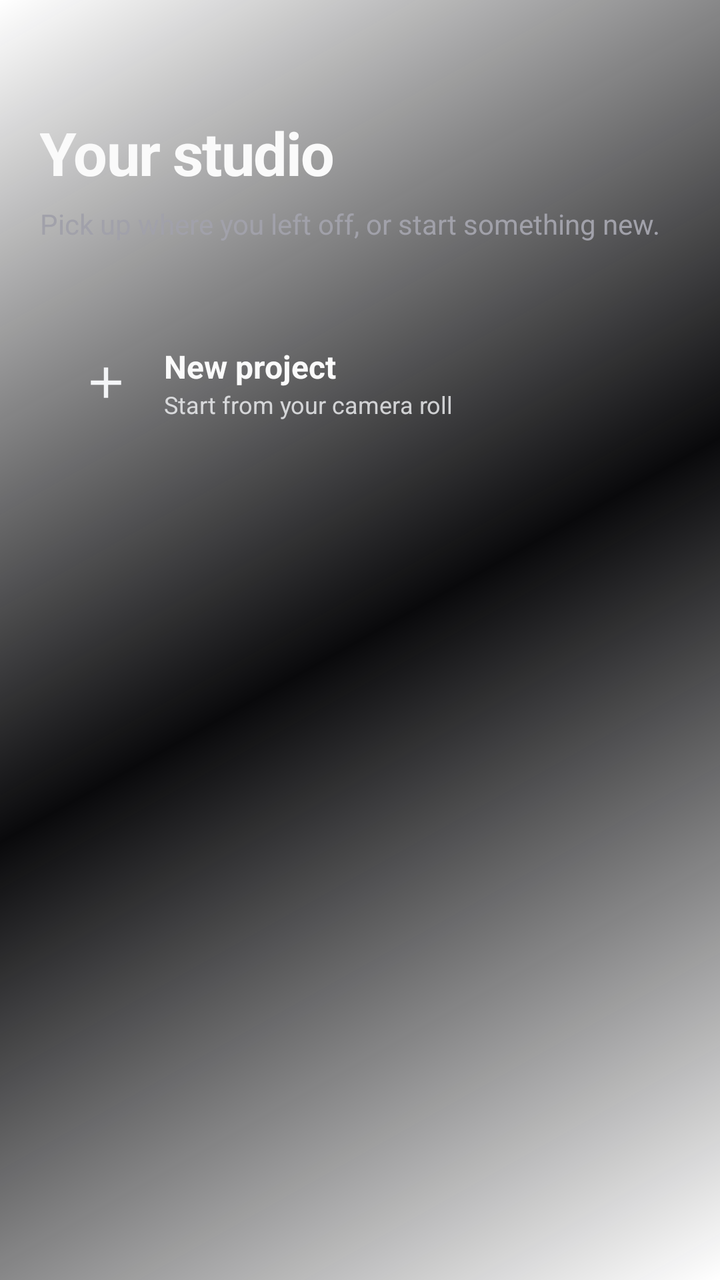
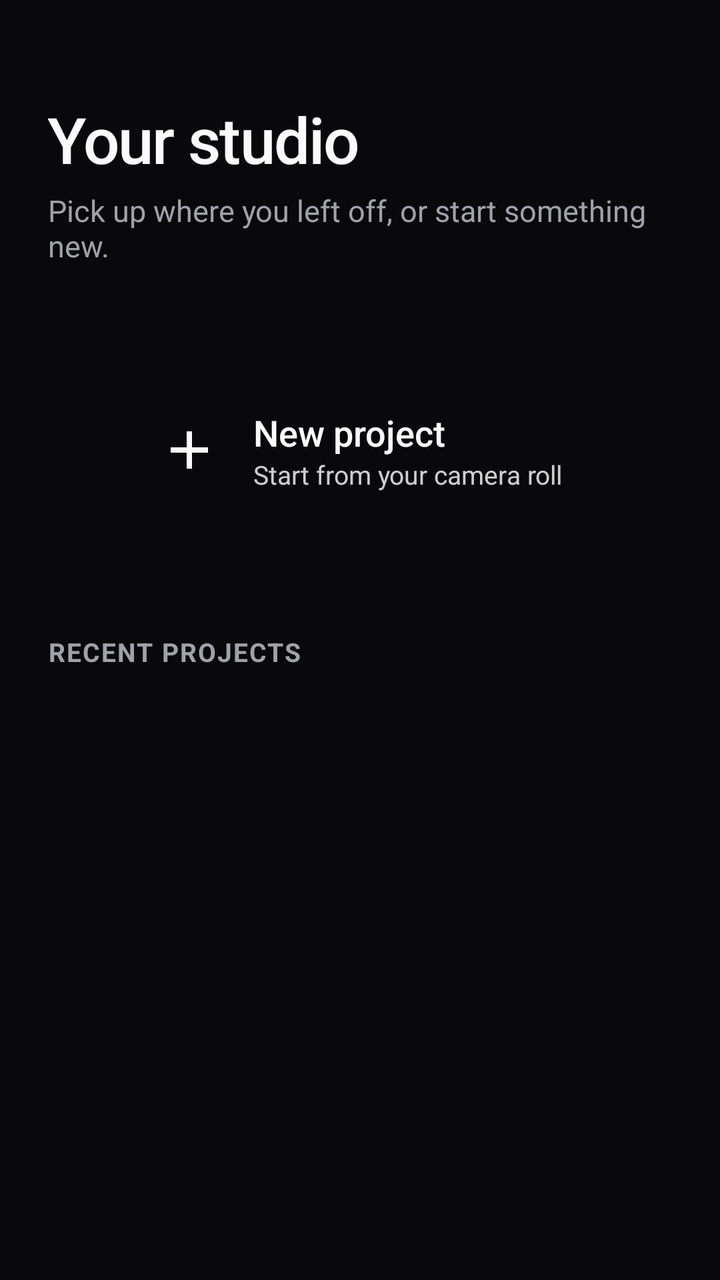

An Android layout rendered at two revisions. The XML below is the earlier revision; the diff shows what the commit changed to produce the second picture.
<!-- AndroidManifest.xml: application theme Theme.Montage -->
<!-- res/layout/activity_home.xml -->
<?xml version="1.0" encoding="utf-8"?>
<LinearLayout xmlns:android="http://schemas.android.com/apk/res/android"
    android:layout_width="match_parent"
    android:layout_height="match_parent"
    android:orientation="vertical"
    android:paddingStart="@dimen/page_margin"
    android:paddingEnd="@dimen/page_margin"
    android:paddingTop="56dp">

    <TextView
        android:id="@+id/headline"
        android:layout_width="wrap_content"
        android:layout_height="wrap_content"
        android:text="@string/home_headline"
        android:textColor="@color/text_primary"
        android:textSize="30sp"
        android:letterSpacing="-0.02"
        android:textStyle="bold" />

    <TextView
        android:layout_width="wrap_content"
        android:layout_height="wrap_content"
        android:layout_marginTop="6dp"
        android:text="@string/home_subline"
        android:textColor="@color/text_secondary"
        android:textSize="14sp" />

    <LinearLayout
        android:id="@+id/createCard"
        android:layout_width="match_parent"
        android:layout_height="84dp"
        android:layout_marginTop="28dp"
        android:orientation="horizontal"
        android:gravity="center_vertical"
        android:paddingStart="20dp"
        android:background="@drawable/bg_create_card"
        android:foreground="?android:attr/selectableItemBackground">

        <ImageView
            android:layout_width="26dp"
            android:layout_height="26dp"
            android:src="@drawable/ic_add"
            android:contentDescription="@string/create_project" />

        <LinearLayout
            android:layout_width="wrap_content"
            android:layout_height="wrap_content"
            android:orientation="vertical"
            android:layout_marginStart="16dp">

            <TextView
                android:layout_width="wrap_content"
                android:layout_height="wrap_content"
                android:text="@string/create_project"
                android:textColor="@color/text_primary"
                android:textSize="16sp"
                android:textStyle="bold" />

            <TextView
                android:layout_width="wrap_content"
                android:layout_height="wrap_content"
                android:text="@string/create_project_hint"
                android:textColor="#CCF4F5F7"
                android:textSize="12sp" />
        </LinearLayout>
    </LinearLayout>

    <TextView
        android:id="@+id/emptyHint"
        android:layout_width="wrap_content"
        android:layout_height="wrap_content"
        android:layout_marginTop="40dp"
        android:layout_gravity="center_horizontal"
        android:text="@string/empty_projects"
        android:textColor="@color/text_tertiary"
        android:textSize="13sp"
        android:visibility="gone" />

    <GridView
        android:id="@+id/projectGrid"
        android:layout_width="match_parent"
        android:layout_height="0dp"
        android:layout_weight="1"
        android:layout_marginTop="24dp"
        android:numColumns="2"
        android:verticalSpacing="4dp"
        android:horizontalSpacing="4dp"
        android:stretchMode="columnWidth"
        android:clipToPadding="false"
        android:paddingBottom="24dp" />
</LinearLayout>
<!-- resources referenced by this layout -->
<resources>
  <color name="text_primary">#FFFAFAFA</color>
  <color name="text_secondary">#FFA1A1AA</color>
  <color name="text_tertiary">#FF71717A</color>
  <dimen name="page_margin">20dp</dimen>
  <!-- drawable bg_create_card (drawable) -->
  <?xml version="1.0" encoding="utf-8"?>
  <shape xmlns:android="http://schemas.android.com/apk/res/android"
         android:shape="rectangle">
      <gradient
          android:type="linear"
          android:angle="135"
          android:startColor="@color/accent_deep"
          android:endColor="@color/violet" />
      <corners android:radius="18dp" />
  </shape>
  <!-- drawable ic_add (drawable) -->
  <vector xmlns:android="http://schemas.android.com/apk/res/android"
      android:width="24dp" android:height="24dp"
      android:viewportWidth="24" android:viewportHeight="24">
      <path android:fillColor="#F4F5F7"
          android:pathData="M11,5h2v6h6v2h-6v6h-2v-6H5v-2h6z" />
  </vector>
  <string name="create_project">New project</string>
  <string name="create_project_hint">Start from your camera roll</string>
  <string name="empty_projects">No projects yet — your edits will live here.</string>
  <string name="home_headline">Your studio</string>
  <string name="home_subline">Pick up where you left off, or start something new.</string>
  <style name="Theme.Montage" parent="android:Theme.Material.NoActionBar">
          <item name="android:windowBackground">@drawable/bg_ambient</item>
          <item name="android:statusBarColor">@android:color/transparent</item>
          <item name="android:navigationBarColor">@color/ink</item>
          <item name="android:windowLightStatusBar">false</item>
          <item name="android:windowDrawsSystemBarBackgrounds">true</item>
          <item name="android:windowActivityTransitions">true</item>
          <item name="android:colorAccent">@color/accent</item>
      </style>
  <!-- drawable bg_ambient (drawable) -->
  <?xml version="1.0" encoding="utf-8"?>
  <shape xmlns:android="http://schemas.android.com/apk/res/android"
         android:shape="rectangle">
      <gradient
          android:type="linear"
          android:angle="315"
          android:startColor="@color/aurora_c"
          android:centerColor="@color/ink"
          android:endColor="@color/aurora_b" />
  </shape>
  <color name="ink">#FF09090B</color>
  <color name="accent">#FF3B82F6</color>
</resources>

<!-- the commit's change to res/layout/activity_home.xml (unified diff, before → after) -->
@@ -1,91 +1,108 @@
 <?xml version="1.0" encoding="utf-8"?>
-<LinearLayout xmlns:android="http://schemas.android.com/apk/res/android"
+<FrameLayout xmlns:android="http://schemas.android.com/apk/res/android"
     android:layout_width="match_parent"
     android:layout_height="match_parent"
-    android:orientation="vertical"
-    android:paddingStart="@dimen/page_margin"
-    android:paddingEnd="@dimen/page_margin"
-    android:paddingTop="56dp">
-
-    <TextView
-        android:id="@+id/headline"
-        android:layout_width="wrap_content"
-        android:layout_height="wrap_content"
-        android:text="@string/home_headline"
-        android:textColor="@color/text_primary"
-        android:textSize="30sp"
-        android:letterSpacing="-0.02"
-        android:textStyle="bold" />
-
-    <TextView
-        android:layout_width="wrap_content"
-        android:layout_height="wrap_content"
-        android:layout_marginTop="6dp"
-        android:text="@string/home_subline"
-        android:textColor="@color/text_secondary"
-        android:textSize="14sp" />
+    android:background="@color/bg_app">
 
     <LinearLayout
-        android:id="@+id/createCard"
         android:layout_width="match_parent"
-        android:layout_height="84dp"
-        android:layout_marginTop="28dp"
-        android:orientation="horizontal"
-        android:gravity="center_vertical"
-        android:paddingStart="20dp"
-        android:background="@drawable/bg_create_card"
-        android:foreground="?android:attr/selectableItemBackground">
+        android:layout_height="match_parent"
+        android:orientation="vertical"
+        android:paddingStart="24dp"
+        android:paddingEnd="24dp"
+        android:paddingTop="48dp">
 
-        <ImageView
-            android:layout_width="26dp"
-            android:layout_height="26dp"
-            android:src="@drawable/ic_add"
-            android:contentDescription="@string/create_project" />
+        <TextView
+            android:id="@+id/headline"
+            android:layout_width="wrap_content"
+            android:layout_height="wrap_content"
+            android:text="@string/home_headline"
+            android:textColor="@color/text_primary"
+            android:textSize="32sp"
+            android:fontFamily="sans-serif-medium"
+            android:letterSpacing="-0.02" />
+
+        <TextView
+            android:layout_width="wrap_content"
+            android:layout_height="wrap_content"
+            android:layout_marginTop="4dp"
+            android:text="@string/home_subline"
+            android:textColor="@color/text_secondary"
+            android:textSize="15sp" />
 
         <LinearLayout
+            android:id="@+id/createCard"
+            android:layout_width="match_parent"
+            android:layout_height="120dp"
+            android:layout_marginTop="32dp"
+            android:orientation="horizontal"
+            android:gravity="center"
+            android:background="@drawable/bg_create_hero"
+            android:foreground="?android:attr/selectableItemBackground">
+
+            <ImageView
+                android:layout_width="32dp"
+                android:layout_height="32dp"
+                android:src="@drawable/ic_add"
+                android:tint="@color/text_primary"
+                android:contentDescription="@string/create_project" />
+
+            <LinearLayout
+                android:layout_width="wrap_content"
+                android:layout_height="wrap_content"
+                android:orientation="vertical"
+                android:layout_marginStart="16dp">
+
+                <TextView
+                    android:layout_width="wrap_content"
+                    android:layout_height="wrap_content"
+                    android:text="@string/create_project"
+                    android:textColor="@color/text_primary"
+                    android:textSize="18sp"
+                    android:fontFamily="sans-serif-medium" />
+
+                <TextView
+                    android:layout_width="wrap_content"
+                    android:layout_height="wrap_content"
+                    android:text="@string/create_project_hint"
+                    android:textColor="#CCFFFFFF"
+                    android:textSize="13sp" />
+            </LinearLayout>
+        </LinearLayout>
+
+        <TextView
             android:layout_width="wrap_content"
             android:layout_height="wrap_content"
-            android:orientation="vertical"
-            android:layout_marginStart="16dp">
+            android:layout_marginTop="32dp"
+            android:text="Recent Projects"
+            android:textColor="@color/text_secondary"
+            android:textSize="13sp"
+            android:textStyle="bold"
+            android:textAllCaps="true"
+            android:letterSpacing="0.05" />
 
-            <TextView
-                android:layout_width="wrap_content"
-                android:layout_height="wrap_content"
-                android:text="@string/create_project"
-                android:textColor="@color/text_primary"
-                android:textSize="16sp"
-                android:textStyle="bold" />
-
-            <TextView
-                android:layout_width="wrap_content"
-                android:layout_height="wrap_content"
-                android:text="@string/create_project_hint"
-                android:textColor="#CCF4F5F7"
-                android:textSize="12sp" />
-        </LinearLayout>
+        <GridView
+            android:id="@+id/projectGrid"
+            android:layout_width="match_parent"
+            android:layout_height="0dp"
+            android:layout_weight="1"
+            android:layout_marginTop="16dp"
+            android:numColumns="2"
+            android:verticalSpacing="16dp"
+            android:horizontalSpacing="16dp"
+            android:stretchMode="columnWidth"
+            android:clipToPadding="false"
+            android:paddingBottom="24dp"
+            android:scrollbars="none" />
     </LinearLayout>
 
     <TextView
         android:id="@+id/emptyHint"
         android:layout_width="wrap_content"
         android:layout_height="wrap_content"
-        android:layout_marginTop="40dp"
-        android:layout_gravity="center_horizontal"
+        android:layout_gravity="center"
         android:text="@string/empty_projects"
         android:textColor="@color/text_tertiary"
-        android:textSize="13sp"
+        android:textSize="14sp"
         android:visibility="gone" />
-
-    <GridView
-        android:id="@+id/projectGrid"
-        android:layout_width="match_parent"
-        android:layout_height="0dp"
-        android:layout_weight="1"
-        android:layout_marginTop="24dp"
-        android:numColumns="2"
-        android:verticalSpacing="4dp"
-        android:horizontalSpacing="4dp"
-        android:stretchMode="columnWidth"
-        android:clipToPadding="false"
-        android:paddingBottom="24dp" />
-</LinearLayout>
+</FrameLayout>
<!-- resource entries referenced after the edit -->
@@ -1,20 +1,9 @@
 <!-- resources referenced by this layout -->
 <resources>
+  <color name="bg_app">#FF09090B</color>
   <color name="text_primary">#FFFAFAFA</color>
   <color name="text_secondary">#FFA1A1AA</color>
   <color name="text_tertiary">#FF71717A</color>
-  <dimen name="page_margin">20dp</dimen>
-  <!-- drawable bg_create_card (drawable) -->
-  <?xml version="1.0" encoding="utf-8"?>
-  <shape xmlns:android="http://schemas.android.com/apk/res/android"
-         android:shape="rectangle">
-      <gradient
-          android:type="linear"
-          android:angle="135"
-          android:startColor="@color/accent_deep"
-          android:endColor="@color/violet" />
-      <corners android:radius="18dp" />
-  </shape>
   <!-- drawable ic_add (drawable) -->
   <vector xmlns:android="http://schemas.android.com/apk/res/android"
       android:width="24dp" android:height="24dp"
